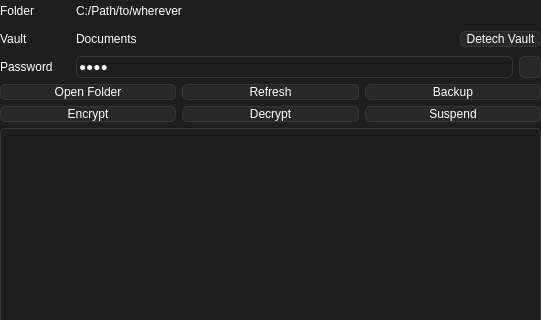
First picture: the form in ui/window_crypto.ui, repository Nothing031/Vault, before the edit; both pictures show x 0 to 541 and y 0 to 320 of the 541 by 536 pixel window.
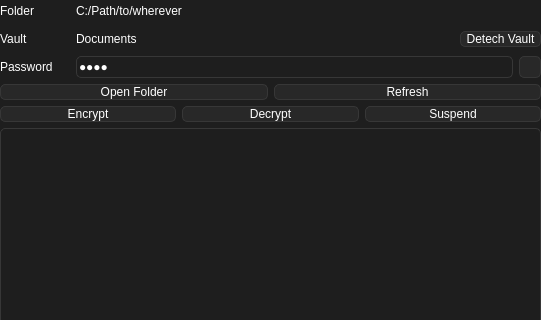
Second picture: the form after the edit. Icons and pictures are not drawn.

```diff
--- a/ui/window_crypto.ui
+++ b/ui/window_crypto.ui
@@ -170,13 +170,6 @@
        </property>
       </widget>
      </item>
-     <item>
-      <widget class="QPushButton" name="backup_button">
-       <property name="text">
-        <string>Backup</string>
-       </property>
-      </widget>
-     </item>
     </layout>
    </item>
    <item row="0" column="0">
```
